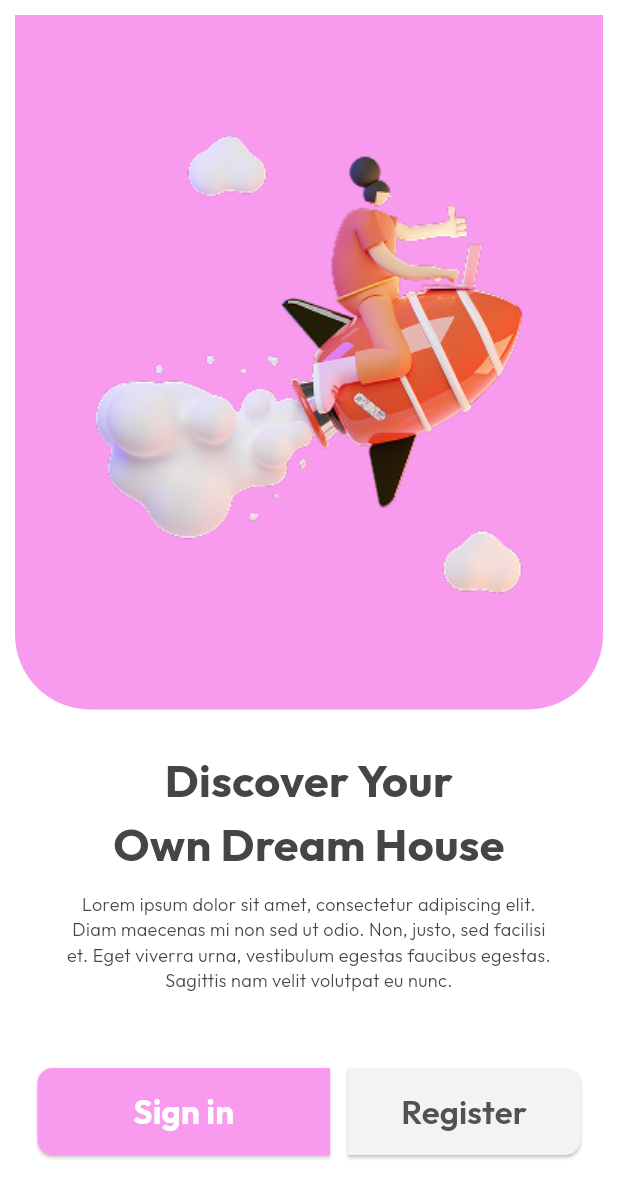
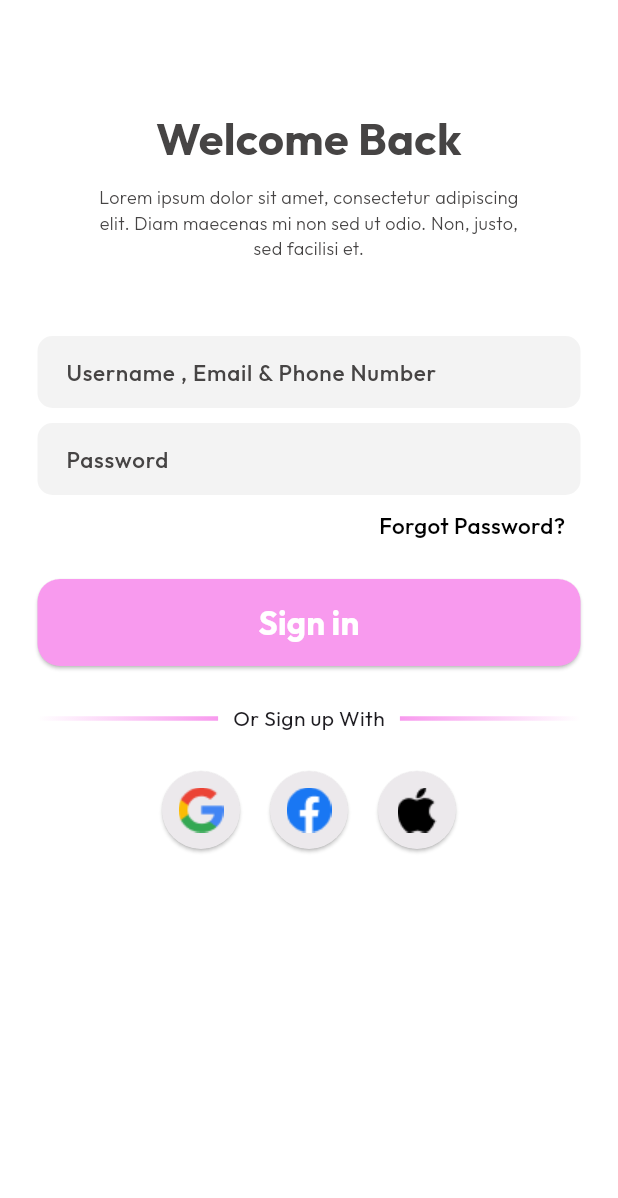
Before and after one commit to dnratthee/flutter_speed_ui_app, a Flutter app: the A01PageUI screen opened directly, after a tap on "Sign in", on a phone screen of 412 x 824 dp. Shown: the top 1198 px of the screen. Run offline on Flutter 3.47's test engine with Material 3 defaults, Android fonts, the phone set to English and light mode, and no system bars; our stand-ins replace google_fonts.

Commit message:
add A02PageUI

```diff
--- a/lib/views/a01_page_ui.dart
+++ b/lib/views/a01_page_ui.dart
@@ -1,4 +1,5 @@
 import 'package:flutter/material.dart';
+import 'package:flutter_speed_ui_app/views/a02_page_ui.dart';
 import 'package:flutter_speed_ui_app/widgets/my_button.dart';
 
 class A01PageUI extends StatefulWidget {
@@ -61,7 +62,7 @@ class _A01PageUIState extends State<A01PageUI> {
             ),
             SizedBox(height: 50),
             Padding(
-              padding: EdgeInsets.symmetric(horizontal: 15),
+              padding: EdgeInsets.symmetric(horizontal: 5),
               child: Row(
                 mainAxisAlignment: MainAxisAlignment.spaceBetween,
                 children: [
@@ -76,7 +77,8 @@ class _A01PageUIState extends State<A01PageUI> {
                       bottomLeft: Radius.circular(10),
                     ),
                     onPressed: () {
-                      // Navigator.pop(context);
+                      Navigator.push(context,
+                          MaterialPageRoute(builder: (context) => A02PageUI()));
                     },
                   ),
                   MyButton(
@@ -85,7 +87,7 @@ class _A01PageUIState extends State<A01PageUI> {
                     fontColor: Color(0xFF545151),
                     fontSize: 22,
                     fontWeight: FontWeight.w600,
-                    width: 155,
+                    width: 175,
                     borderRadius: BorderRadius.only(
                       topRight: Radius.circular(10),
                       bottomRight: Radius.circular(10),
--- /dev/null
+++ b/lib/views/a02_page_ui.dart
@@ -0,0 +1,154 @@
+import 'package:flutter/material.dart';
+import 'package:flutter_speed_ui_app/widgets/my_button.dart';
+import 'package:flutter_speed_ui_app/widgets/my_text_field.dart';
+
+class A02PageUI extends StatefulWidget {
+  const A02PageUI({super.key});
+
+  @override
+  createState() => _A02PageUIState();
+}
+
+class _A02PageUIState extends State<A02PageUI> {
+  @override
+  void initState() {
+    super.initState();
+  }
+
+  @override
+  Widget build(BuildContext context) {
+    return Scaffold(
+      backgroundColor: Colors.white,
+      body: Padding(
+        padding: EdgeInsets.symmetric(horizontal: 25, vertical: 70),
+        child: Column(
+          children: [
+            Text(
+              'Welcome Back',
+              textAlign: TextAlign.center,
+              style: TextStyle(
+                fontSize: 30,
+                fontWeight: FontWeight.w700,
+                color: Color(0xFF464444),
+              ),
+            ),
+            SizedBox(height: 10),
+            Padding(
+              padding: EdgeInsets.symmetric(horizontal: 34),
+              child: Text(
+                'Lorem ipsum dolor sit amet, consectetur adipiscing elit. Diam maecenas mi non sed ut odio. Non, justo, sed facilisi et.',
+                textAlign: TextAlign.center,
+                style: TextStyle(
+                  fontSize: 12,
+                  fontWeight: FontWeight.w300,
+                  color: Color(0xFF464444),
+                ),
+              ),
+            ),
+            SizedBox(height: 50),
+            MyTextField(
+              text: 'Username , Email & Phone Number',
+            ),
+            SizedBox(height: 10),
+            MyTextField(
+              text: 'Password',
+              isPassword: true,
+            ),
+            SizedBox(height: 10),
+            Container(
+              width: double.infinity,
+              alignment: Alignment.centerRight,
+              padding: EdgeInsets.symmetric(horizontal: 10),
+              child: Text(
+                'Forgot Password?',
+                textAlign: TextAlign.end,
+                style: TextStyle(
+                  fontSize: 15,
+                  fontWeight: FontWeight.w500,
+                  color: Colors.black,
+                ),
+              ),
+            ),
+            SizedBox(height: 25),
+            MyButton(
+              text: 'Sign in',
+              color: Color(0xFFF89AEE),
+              fontSize: 22,
+              fontWeight: FontWeight.w700,
+              redius: 15,
+              onPressed: () {
+                // Navigator.pop(context);
+              },
+            ),
+            SizedBox(height: 25),
+            Row(
+              children: [
+                Expanded(
+                  child: Container(
+                    height: 3,
+                    decoration: BoxDecoration(
+                      gradient: LinearGradient(
+                        colors: [
+                          Colors.white,
+                          Color(0xFFF89AEE),
+                        ],
+                      ),
+                    ),
+                  ),
+                ),
+                SizedBox(width: 10),
+                Text('Or Sign up With'),
+                SizedBox(width: 10),
+                Expanded(
+                  child: Container(
+                    height: 3,
+                    decoration: BoxDecoration(
+                      gradient: LinearGradient(
+                        colors: [
+                          Color(0xFFF89AEE),
+                          Colors.white,
+                        ],
+                      ),
+                    ),
+                  ),
+                ),
+              ],
+            ),
+            SizedBox(height: 25),
+            Row(
+              mainAxisAlignment: MainAxisAlignment.center,
+              children: [
+                MyButton(
+                    onPressed: () {},
+                    width: 52,
+                    height: 52,
+                    color: Color(0xFFECE9EC),
+                    redius: 50,
+                    child:
+                        Image(image: AssetImage('assets/images/a/imga2.png'))),
+                SizedBox(width: 20),
+                MyButton(
+                    onPressed: () {},
+                    width: 52,
+                    height: 52,
+                    color: Color(0xFFECE9EC),
+                    redius: 50,
+                    child:
+                        Image(image: AssetImage('assets/images/a/imga3.png'))),
+                SizedBox(width: 20),
+                MyButton(
+                    onPressed: () {},
+                    width: 52,
+                    height: 52,
+                    color: Color(0xFFECE9EC),
+                    redius: 50,
+                    child:
+                        Image(image: AssetImage('assets/images/a/imga4.png'))),
+              ],
+            )
+          ],
+        ),
+      ),
+    );
+  }
+}
--- a/lib/views/home_ui.dart
+++ b/lib/views/home_ui.dart
@@ -32,9 +32,7 @@ class _HomeUIState extends State<HomeUI> {
                   color: Color(0xFFF89AEE),
                   onPressed: () {
                     Navigator.push(context,
-                        MaterialPageRoute(builder: (context) {
-                      return A01PageUI();
-                    }));
+                        MaterialPageRoute(builder: (context) => A01PageUI()));
                   }),
               SizedBox(height: 25),
               MyButton(
--- a/lib/widgets/my_button.dart
+++ b/lib/widgets/my_button.dart
@@ -2,6 +2,7 @@ import 'package:flutter/material.dart';
 
 class MyButton extends StatelessWidget {
   final String text;
+  final Widget? child;
   final VoidCallback? onPressed;
   final Color? color;
   final double width;
@@ -10,11 +11,13 @@ class MyButton extends StatelessWidget {
   final Color? fontColor;
   final FontWeight fontWeight;
   final double redius;
+  final EdgeInsetsGeometry padding;
   final BorderRadiusGeometry? borderRadius;
 
   MyButton({
     super.key,
-    required this.text,
+    this.text = 'Button',
+    this.child,
     this.onPressed,
     this.color = Colors.black,
     this.width = double.infinity,
@@ -23,6 +26,7 @@ class MyButton extends StatelessWidget {
     this.fontColor = Colors.white,
     this.fontWeight = FontWeight.w500,
     this.redius = 10,
+    this.padding = const EdgeInsets.symmetric(horizontal: 5, vertical: 5),
     BorderRadiusGeometry? borderRadius,
   }) : borderRadius = borderRadius ?? BorderRadius.all(Radius.circular(redius));
 
@@ -34,15 +38,16 @@ class MyButton extends StatelessWidget {
         fixedSize: Size(width, height),
         minimumSize: Size(width, height),
         backgroundColor: color,
-        padding: EdgeInsets.symmetric(horizontal: 10, vertical: 10),
+        padding: padding,
         shape: RoundedRectangleBorder(
           borderRadius: borderRadius!,
         ),
       ),
-      child: Text(text,
-          style: TextStyle(
-              fontSize: fontSize, color: fontColor, fontWeight: fontWeight),
-          textAlign: TextAlign.center),
+      child: child ??
+          Text(text,
+              style: TextStyle(
+                  fontSize: fontSize, color: fontColor, fontWeight: fontWeight),
+              textAlign: TextAlign.center),
     );
   }
 }
--- /dev/null
+++ b/lib/widgets/my_text_field.dart
@@ -0,0 +1,52 @@
+import 'package:flutter/material.dart';
+
+class MyTextField extends StatelessWidget {
+  final String text;
+  final VoidCallback? onPressed;
+  final Color? color;
+  final EdgeInsetsGeometry contentPadding;
+  final double? fontSize;
+  final Color? fontColor;
+  final FontWeight fontWeight;
+  final double redius;
+  final BorderRadius borderRadius;
+  final BorderSide borderSide;
+  final bool isPassword;
+
+  const MyTextField({
+    super.key,
+    required this.text,
+    this.onPressed,
+    this.color = const Color(0xFFF3F3F3),
+    this.contentPadding = const EdgeInsets.symmetric(horizontal: 15),
+    this.fontSize = 15,
+    this.fontColor = const Color(0xFF464444),
+    this.fontWeight = FontWeight.w500,
+    this.redius = 10,
+    this.borderRadius = const BorderRadius.all(Radius.circular(10)),
+    this.borderSide = BorderSide.none,
+    this.isPassword = false,
+  });
+
+  @override
+  Widget build(BuildContext context) {
+    return TextField(
+      decoration: InputDecoration(
+        fillColor: color,
+        filled: true,
+        contentPadding: contentPadding,
+        hintText: text,
+        hintStyle: TextStyle(
+          fontSize: fontSize,
+          fontWeight: fontWeight,
+          color: fontColor,
+        ),
+        border: OutlineInputBorder(
+          borderRadius: borderRadius,
+          borderSide: borderSide,
+        ),
+      ),
+      obscureText: isPassword,
+    );
+  }
+}
```
Also changed, not shown: 3 other files.
